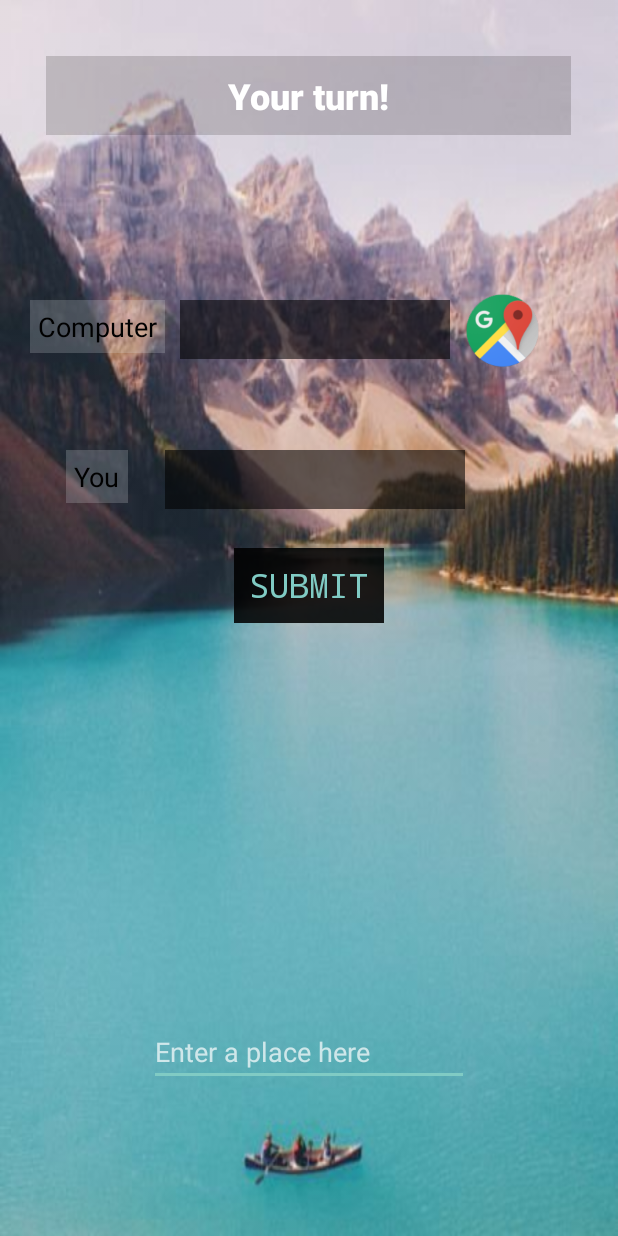
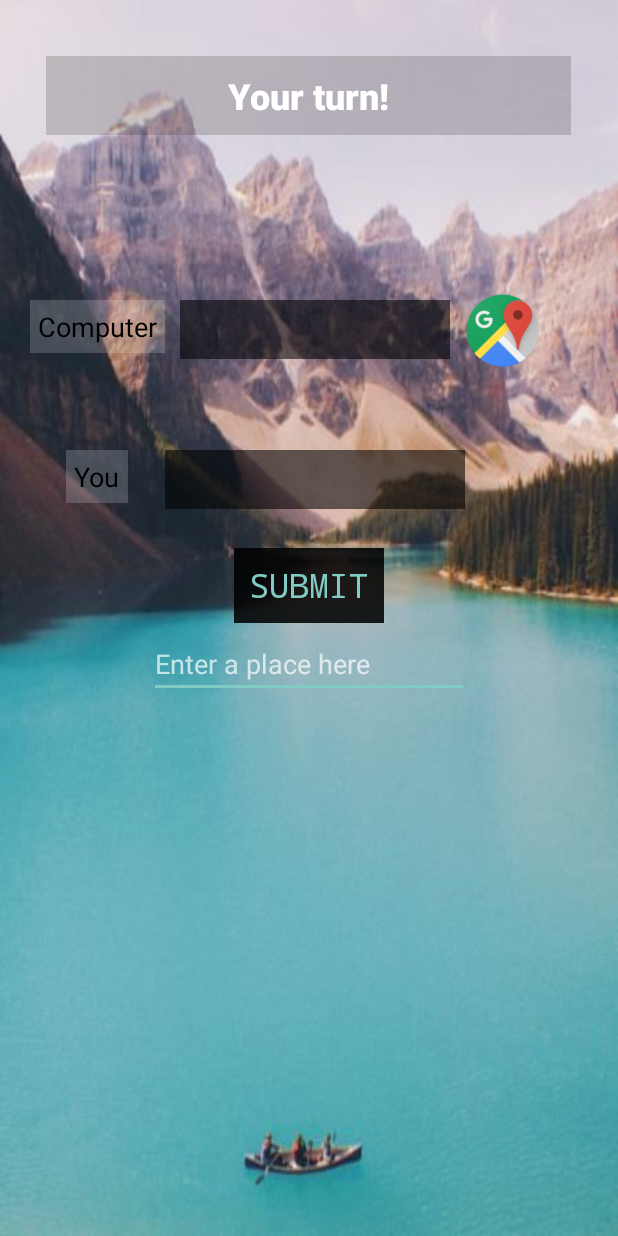
Before and after one commit to deepgosalia1/Atlas, an Android app: the MainActivity screen opened directly, with no data from a screen before it, on a phone screen of 412 x 824 dp. Run offline under Robolectric (Android 15) with nearby library versions, the light colour scheme and no system bars.

Commit message:
Aur chote mote changes

```diff
--- a/app/src/main/res/layout/activity_main.xml
+++ b/app/src/main/res/layout/activity_main.xml
@@ -24,9 +24,9 @@
         android:id="@+id/enterplace"
         android:layout_width="wrap_content"
         android:layout_height="wrap_content"
-        android:layout_alignParentBottom="true"
+        android:layout_alignParentTop="true"
         android:layout_centerHorizontal="true"
-        android:layout_marginBottom="100dp"
+        android:layout_marginTop="420dp"
         android:ems="10" />
 
 
--- a/app/src/main/res/layout/activity_rules.xml
+++ b/app/src/main/res/layout/activity_rules.xml
@@ -52,10 +52,9 @@
     <TextView
         android:id="@+id/rules_list"
         android:layout_width="match_parent"
-        android:layout_height="260dp"
+        android:layout_height="300dp"
         android:layout_above="@+id/hard_image"
-        android:layout_alignParentEnd="true"
-        android:layout_marginBottom="22dp"
+        android:layout_alignParentStart="true"
         android:fontFamily="serif-monospace"
         android:textAppearance="@style/TextAppearance.AppCompat.Body1"
         android:textSize="14sp" />
```
